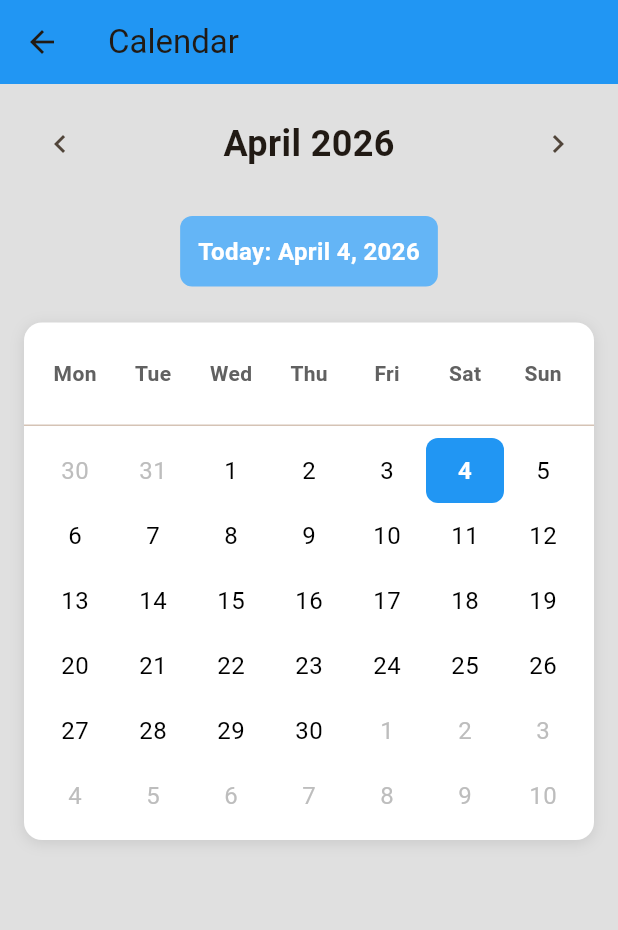
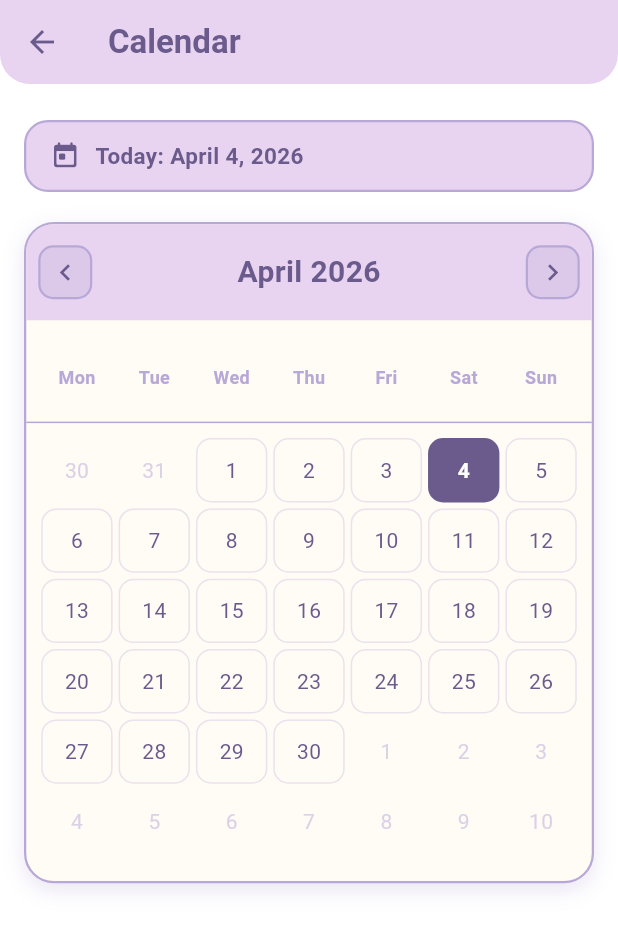
Before and after one commit to Money-Mansion/money-mansion, a Flutter app: the CalendarScreen screen opened directly with empty values, on a phone screen of 412 x 824 dp. Shown: the top 930 px of the screen. Run offline on Flutter 3.47's test engine with Material 3 defaults, Android fonts, the phone set to English and light mode, and no system bars; our stand-ins replace audioplayers, fl_chart, shared_preferences, sqflite, sqflite_common_ffi; missing offline and left inert: flame; accounts and stored records are empty.

Commit message:
pozadie + kalendar

```diff
--- a/lib/screens/calendar_screen.dart
+++ b/lib/screens/calendar_screen.dart
@@ -18,6 +18,12 @@ class _CalendarScreenState extends State<CalendarScreen> {
   late DateTime currentDate;
   late DateTime displayedMonth;
 
+  // App colour palette
+  static const _purple      = Color(0xFF6B5B8C);
+  static const _purpleLight = Color(0xFFB8A8D8);
+  static const _purpleBg    = Color(0xFFE8D4F0);
+  static const _cream       = Color(0xFFFFFBF5);
+
   @override
   void initState() {
     super.initState();
@@ -25,71 +31,47 @@ class _CalendarScreenState extends State<CalendarScreen> {
     displayedMonth = DateTime(currentDate.year, currentDate.month, 1);
   }
 
-  void _previousMonth() {
-    setState(() {
-      displayedMonth = DateTime(displayedMonth.year, displayedMonth.month - 1, 1);
+  void _previousMonth() => setState(() {
+        displayedMonth =
+            DateTime(displayedMonth.year, displayedMonth.month - 1, 1);
       });
-  }
 
-  void _nextMonth() {
-    setState(() {
-      displayedMonth = DateTime(displayedMonth.year, displayedMonth.month + 1, 1);
+  void _nextMonth() => setState(() {
+        displayedMonth =
+            DateTime(displayedMonth.year, displayedMonth.month + 1, 1);
       });
-  }
 
   List<DateTime> _getDaysInMonth(DateTime month) {
     final firstDay = DateTime(month.year, month.month, 1);
     final lastDay = DateTime(month.year, month.month + 1, 0);
-    final daysInMonth = lastDay.day;
     final firstWeekday = firstDay.weekday;
 
     List<DateTime> days = [];
-
-    // Add previous month's days to fill the first week
     for (int i = firstWeekday - 1; i > 0; i--) {
       days.add(firstDay.subtract(Duration(days: i)));
     }
-
-    // Add current month's days
-    for (int i = 1; i <= daysInMonth; i++) {
+    for (int i = 1; i <= lastDay.day; i++) {
       days.add(DateTime(month.year, month.month, i));
     }
-
-    // Add next month's days to fill the last week
-    final remainingDays = 42 - days.length;
-    for (int i = 1; i <= remainingDays; i++) {
+    final remaining = 42 - days.length;
+    for (int i = 1; i <= remaining; i++) {
       days.add(DateTime(month.year, month.month + 1, i));
     }
-
     return days;
   }
 
   String _getMonthName(int month, AppLocalizationsProvider l10n) {
-    final months = [
-      'january',
-      'february',
-      'march',
-      'april',
-      'may',
-      'june',
-      'july',
-      'august',
-      'september',
-      'october',
-      'november',
-      'december'
+    const keys = [
+      'january', 'february', 'march', 'april', 'may', 'june',
+      'july', 'august', 'september', 'october', 'november', 'december',
     ];
-    return l10n.translate(months[month - 1]);
-  }
-
-  String _formatDate(DateTime date, AppLocalizationsProvider l10n) {
-    return '${_getMonthName(date.month, l10n)} ${date.day}, ${date.year}';
+    return l10n.translate(keys[month - 1]);
   }
 
   @override
   Widget build(BuildContext context) {
     final l10n = context.watch<AppLocalizationsProvider>();
-    final daysInMonth = _getDaysInMonth(displayedMonth);
+    final days = _getDaysInMonth(displayedMonth);
     final weekDays = [
       l10n.translate('monday'),
       l10n.translate('tuesday'),
@@ -101,141 +83,212 @@ class _CalendarScreenState extends State<CalendarScreen> {
     ];
 
     return Scaffold(
-      backgroundColor: const Color.fromARGB(255, 224, 224, 224),
+      backgroundColor: Colors.white,
       appBar: AppBar(
-        title: Text(l10n.translate('calendar')),
-        backgroundColor: Colors.blue[500],
-      ),
-      body: SingleChildScrollView(
-        child: Padding(
-          padding: const EdgeInsets.all(16.0),
-          child: Column(
-            children: [
-              // Month Navigation
-              Row(
-                mainAxisAlignment: MainAxisAlignment.spaceBetween,
-                children: [
-                  IconButton(
-                    icon: const Icon(Icons.chevron_left),
-                    onPressed: _previousMonth,
-                  ),
-                  Text(
-                    '${_getMonthName(displayedMonth.month, l10n)} ${displayedMonth.year}',
+        title: Text(
+          l10n.translate('calendar'),
           style: const TextStyle(
-                      fontSize: 24,
+            color: _purple,
             fontWeight: FontWeight.bold,
           ),
         ),
-                  IconButton(
-                    icon: const Icon(Icons.chevron_right),
-                    onPressed: _nextMonth,
+        backgroundColor: _purpleBg,
+        elevation: 0,
+        iconTheme: const IconThemeData(color: _purple),
+        shape: const RoundedRectangleBorder(
+          borderRadius: BorderRadius.vertical(bottom: Radius.circular(20)),
+        ),
+      ),
+      body: SingleChildScrollView(
+        padding: const EdgeInsets.all(16),
+        child: Column(
+          children: [
+            const SizedBox(height: 8),
+
+            // ── Today banner ────────────────────────────────────────────────
+            Container(
+              width: double.infinity,
+              padding: const EdgeInsets.symmetric(horizontal: 16, vertical: 12),
+              decoration: BoxDecoration(
+                color: _purpleBg,
+                borderRadius: BorderRadius.circular(16),
+                border: Border.all(color: _purpleLight, width: 1.5),
+              ),
+              child: Row(
+                children: [
+                  const Icon(Icons.today_rounded, color: _purple, size: 20),
+                  const SizedBox(width: 10),
+                  Text(
+                    '${l10n.translate('todayLabel')}: '
+                    '${_getMonthName(currentDate.month, l10n)} '
+                    '${currentDate.day}, ${currentDate.year}',
+                    style: const TextStyle(
+                      fontSize: 15,
+                      fontWeight: FontWeight.w600,
+                      color: _purple,
+                    ),
                   ),
                 ],
               ),
-              const SizedBox(height: 24),
-              // Today's Date Display
-              Container(
-                padding: const EdgeInsets.all(12),
-                decoration: BoxDecoration(
-                  color: Colors.blue[300],
-                  borderRadius: BorderRadius.circular(8),
             ),
-                child: Text(
-                  '${l10n.translate('todayLabel')}: ${_formatDate(currentDate, l10n)}',
-                  style: const TextStyle(
-                    fontSize: 16,
-                    fontWeight: FontWeight.w600,
-                    color: Colors.white,
-                  ),
-                ),
-              ),
-              const SizedBox(height: 24),
-              // Calendar Grid
+
+            const SizedBox(height: 20),
+
+            // ── Calendar card ────────────────────────────────────────────────
             Container(
               decoration: BoxDecoration(
-                  color: Colors.white,
-                  borderRadius: BorderRadius.circular(12),
+                color: _cream,
+                borderRadius: BorderRadius.circular(20),
+                border: Border.all(color: _purpleLight, width: 1.5),
                 boxShadow: [
                   BoxShadow(
-                      color: Colors.black.withOpacity(0.1),
-                      blurRadius: 8,
-                      offset: const Offset(0, 2),
+                    color: _purpleLight.withOpacity(0.3),
+                    blurRadius: 12,
+                    offset: const Offset(0, 4),
                   ),
                 ],
               ),
               child: Column(
                 children: [
-                    // Weekday Headers
+                  // Month navigation header
+                  Container(
+                    padding: const EdgeInsets.symmetric(
+                        horizontal: 8, vertical: 14),
+                    decoration: const BoxDecoration(
+                      color: _purpleBg,
+                      borderRadius:
+                          BorderRadius.vertical(top: Radius.circular(18)),
+                    ),
+                    child: Row(
+                      mainAxisAlignment: MainAxisAlignment.spaceBetween,
+                      children: [
+                        _NavArrow(
+                            icon: Icons.chevron_left,
+                            onTap: _previousMonth),
+                        Text(
+                          '${_getMonthName(displayedMonth.month, l10n)} ${displayedMonth.year}',
+                          style: const TextStyle(
+                            fontSize: 20,
+                            fontWeight: FontWeight.bold,
+                            color: _purple,
+                          ),
+                        ),
+                        _NavArrow(
+                            icon: Icons.chevron_right,
+                            onTap: _nextMonth),
+                      ],
+                    ),
+                  ),
+
+                  // Weekday headers
                   Padding(
-                      padding: const EdgeInsets.all(8.0),
+                    padding: const EdgeInsets.fromLTRB(8, 12, 8, 4),
                     child: GridView.count(
                       crossAxisCount: 7,
                       shrinkWrap: true,
                       physics: const NeverScrollableScrollPhysics(),
                       children: weekDays
-                            .map((day) => Center(
+                          .map((d) => Center(
                                 child: Text(
-                                    day,
-                                    style: TextStyle(
+                                  d,
+                                  style: const TextStyle(
                                     fontWeight: FontWeight.bold,
-                                      color: Colors.grey[700],
-                                      fontSize: 14,
+                                    color: _purpleLight,
+                                    fontSize: 12,
                                   ),
                                 ),
                               ))
                           .toList(),
                     ),
                   ),
-                    const Divider(height: 1),
-                    // Calendar Days
+
+                  const Divider(color: _purpleLight, thickness: 1, height: 1),
+
+                  // Day grid
                   Padding(
-                      padding: const EdgeInsets.all(8.0),
+                    padding: const EdgeInsets.all(8),
                     child: GridView.count(
                       crossAxisCount: 7,
                       shrinkWrap: true,
                       physics: const NeverScrollableScrollPhysics(),
-                        childAspectRatio: 1.2,
-                        children: daysInMonth
-                            .map((day) {
+                      childAspectRatio: 1.1,
+                      children: days.map((day) {
                         final isCurrentMonth =
                             day.month == displayedMonth.month;
-                              final isToday = day.year == currentDate.year &&
+                        final isToday =
+                            day.year == currentDate.year &&
                             day.month == currentDate.month &&
                             day.day == currentDate.day;
 
                         return Container(
+                          margin: const EdgeInsets.all(2),
                           decoration: BoxDecoration(
-                                  color: isToday ? Colors.blue : Colors.transparent,
-                                  borderRadius: BorderRadius.circular(8),
+                            color: isToday ? _purple : Colors.transparent,
+                            borderRadius: BorderRadius.circular(10),
+                            border: isToday
+                                ? null
+                                : (isCurrentMonth
+                                    ? Border.all(
+                                        color: _purpleLight.withOpacity(0.3),
+                                        width: 1)
+                                    : null),
                           ),
                           child: Center(
                             child: Text(
                               day.day.toString(),
                               style: TextStyle(
-                                      fontSize: 16,
+                                fontSize: 14,
                                 fontWeight: isToday
                                     ? FontWeight.bold
                                     : FontWeight.normal,
                                 color: isToday
                                     ? Colors.white
-                                          : (isCurrentMonth
-                                              ? Colors.black
-                                              : Colors.grey[400]),
+                                    : isCurrentMonth
+                                        ? _purple
+                                        : _purpleLight.withOpacity(0.5),
                               ),
                             ),
                           ),
                         );
-                            })
-                            .toList(),
+                      }).toList(),
                     ),
                   ),
+
+                  const SizedBox(height: 8),
                 ],
               ),
             ),
+
+            const SizedBox(height: 24),
           ],
-          ),
         ),
       ),
     );
   }
 }
+
+// Small rounded arrow button
+class _NavArrow extends StatelessWidget {
+  final IconData icon;
+  final VoidCallback onTap;
+
+  const _NavArrow({required this.icon, required this.onTap});
+
+  @override
+  Widget build(BuildContext context) {
+    return GestureDetector(
+      onTap: onTap,
+      child: Container(
+        width: 36,
+        height: 36,
+        decoration: BoxDecoration(
+          color: const Color(0xFFB8A8D8).withOpacity(0.25),
+          borderRadius: BorderRadius.circular(10),
+          border: Border.all(
+              color: const Color(0xFFB8A8D8), width: 1.5),
+        ),
+        child: Icon(icon, color: const Color(0xFF6B5B8C), size: 22),
+      ),
+    );
+  }
+}
```
Also changed, not shown: lib/screens/game_screen.dart (+76 -95 lines). Lines whose indentation alone changed are shown as unchanged.
